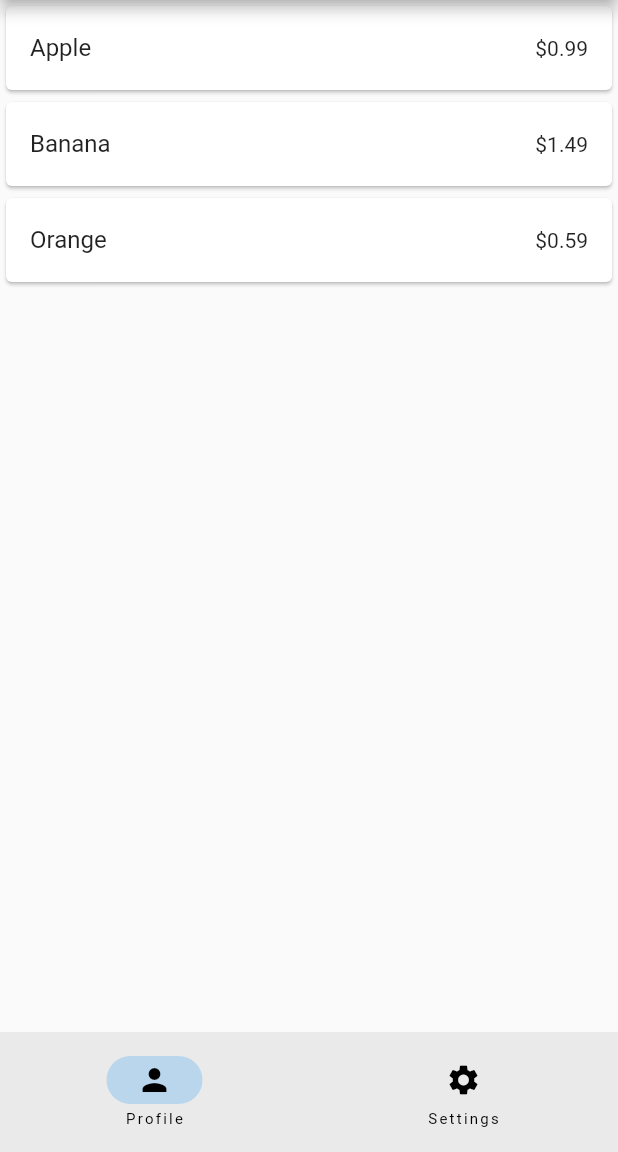
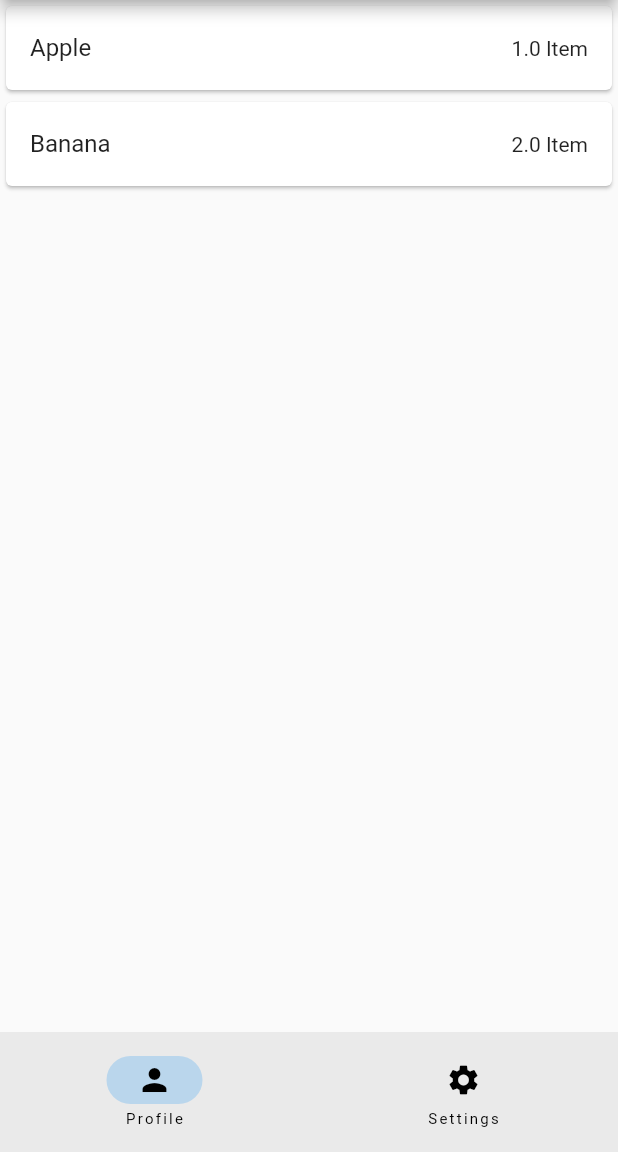
Before and after one commit to mazinalismaili/Grocery-App, a Flutter app: the screen it shows after launch, on a phone screen of 412 x 824 dp, the part 84-1236 px from its top. Run offline on Flutter 3.47's test engine with Material 2 defaults, Android fonts, the phone set to English and light mode, and no system bars.

Commit message:
adding item model

```diff
--- a/lib/main.dart
+++ b/lib/main.dart
@@ -1,4 +1,5 @@
 import 'package:flutter/material.dart';
+import 'package:grocery/model.dart';
 
 
 void main() {
@@ -9,19 +10,23 @@ runApp( MaterialApp(
 class HomeScreen extends StatelessWidget {
    HomeScreen({super.key});
   List<String> groceries = ['Apple', 'Banana','Orange'];
-  List<double> groceriesPrice = [0.99,1.49,0.59];
+  List<double> quantity = [0.99,1.49,0.59];
+  List<Item> items = [Item('Apple', 1, 'Item'),Item('Banana', 2, 'Item'),];
+  Item item =  Item('Orange', 1, 'G');
+
 
   @override
   Widget build(BuildContext context) {
     return Scaffold(
       appBar: AppBar(title: Center(child:Text('Grocery List App'),)),
       body: ListView.builder(
-        itemCount: groceries.length ,
+        itemCount: items.length ,
         itemBuilder: (BuildContext context, int index){
           return Card(
             child: ListTile(
-              title: Text(groceries[index]),
-              trailing: Text('\$${groceriesPrice[index]}'),
+              title: Text(items[index].getItemName),
+              trailing: Text('${items[index].getQuantity} ${items[index].getUnit}'),
+              //subtitle: Text(item.getUnit),
             ),
 
             // child: Padding(
@@ -37,7 +42,7 @@ class HomeScreen extends StatelessWidget {
             //         color: Colors.black,
             //       ),),
             //       Title(color: Colors.black,
-            //       child: Text(groceriesPrice[index].toString() + ' \$')),
+            //       child: Text(quantity[index].toString() + ' \$')),
             //       SizedBox(height: 5.0,),
 
             //     ],
@@ -45,32 +50,6 @@ class HomeScreen extends StatelessWidget {
           );
         }
         ),
-      /*
-      body: ListView(
-        children: [
-          Container(
-            child: Center(child: Text('Grocery Item 1')),
-            padding: const EdgeInsets.all(20),
-            ),
-
-          Container(
-            child: Center(child: Text('Grocery Item 2')),
-            padding: const EdgeInsets.all(20),
-            ),
-
-          Container(
-            child: Center(child: Text('Grocery Item 3')),
-            padding: const EdgeInsets.all(20),
-            ),
-
-          Container(
-            child: Center(child: Text('Grocery Item 4')),
-            padding: const EdgeInsets.all(20),
-            ),
-
-        ],
-      ),
-      */
       bottomNavigationBar: NavigationBar(
         destinations: const [
           NavigationDestination(icon: Icon(Icons.person), label: 'Profile'),
--- /dev/null
+++ b/lib/model.dart
@@ -0,0 +1,35 @@
+class Item {
+  String? itemName;
+  double? quantity;
+  String? unit;
+
+  Item(String item, double quantity, String unit){
+    this.itemName = item;
+    this.quantity = quantity;
+    this.unit = unit;
+  }
+
+  String  get getItemName{
+    return this.itemName!;
+    }
+  double get getQuantity{
+    return this.quantity!;
+  }
+  String get getUnit{
+    return this.unit!;
+  }
+
+  void set setItemName(String i){
+    this.itemName = i;
+  }
+
+    void set setQuantity(double q){
+    this.quantity = q;
+  }
+
+    void set setUnit(String u){
+    this.unit = u;
+  }
+
+
+}
```
